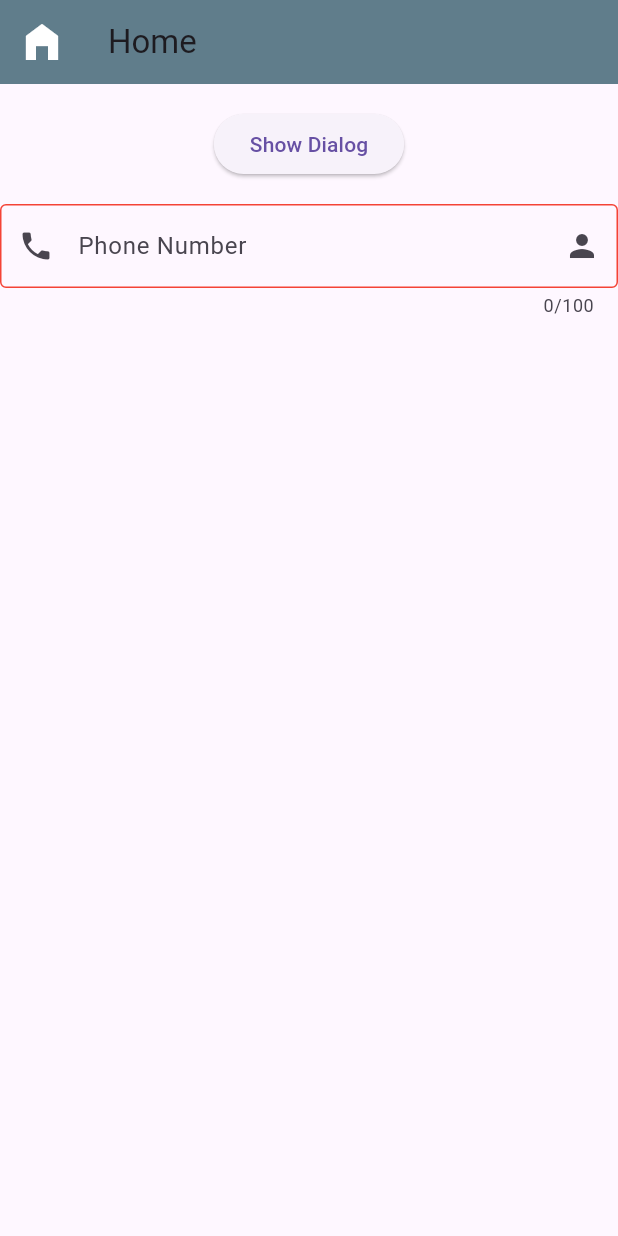
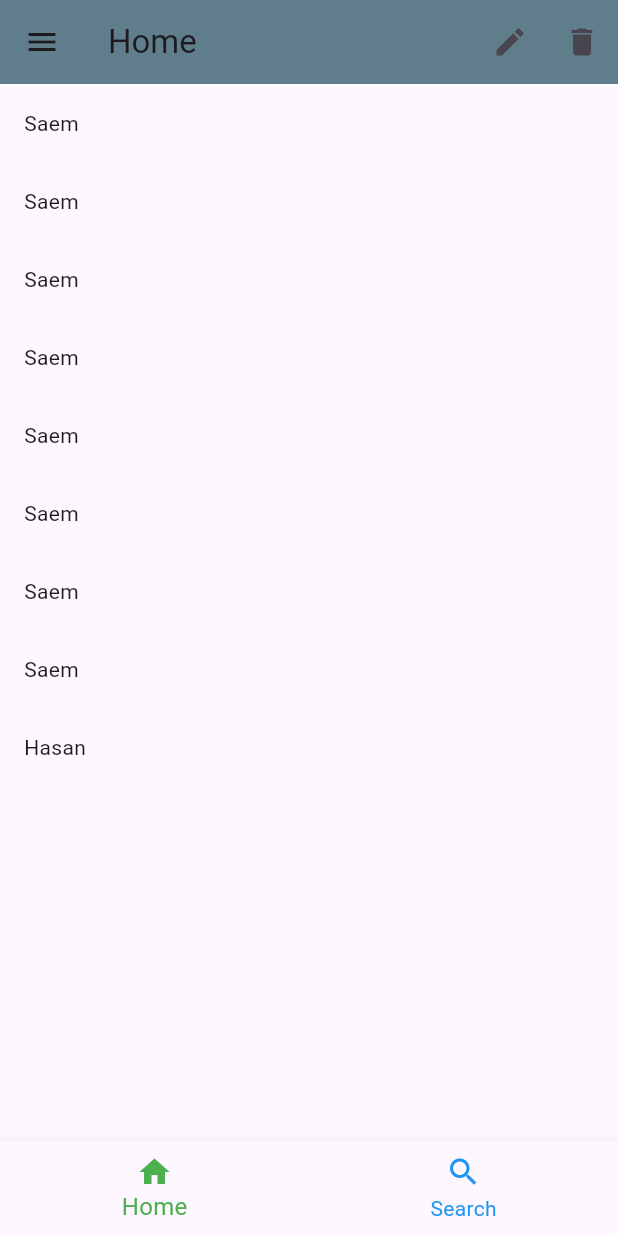
Before and after one commit to saem10/Flutter_2024, a Flutter app: the screen it shows after launch, on a phone screen of 412 x 824 dp. Run offline on Flutter 3.47's test engine with Material 3 defaults, Android fonts, the phone set to English and light mode, and no system bars.

```diff
--- a/lib/main.dart
+++ b/lib/main.dart
@@ -16,99 +16,202 @@ class App extends StatelessWidget {
 }
 
 class Home extends StatelessWidget {
-  const Home({super.key});
+   Home({super.key});
+
+
+  List<String>friedlist=[
+    'Saem',
+    'Saem',
+    'Saem',
+    'Saem',
+    'Saem',
+    'Saem',
+    'Saem',
+    'Saem',
+    'Hasan',
+  ];
 
   @override
   Widget build(BuildContext context) {
     return Scaffold(
       appBar: AppBar(
         title: Text('Home'),
-          leading: Icon(
-            Icons.home_filled,
-            color: Colors.white,
-            size: 32,
+        backgroundColor: Colors.blueGrey,
+        actions: [
+          IconButton(onPressed: () {}, icon: Icon(Icons.edit)),
+          IconButton(onPressed: () {}, icon: Icon(Icons.delete)),
+        ],
+        //leading: Icon(Icons.add),
       ),
+      drawer: Drawer(
+          elevation: 30,
+          shadowColor: Colors.red,
           backgroundColor: Colors.blueGrey,
+          width: 250,
+          child: Column(
+            children: [
+              Text('Saem'),
+              Text('Saem'),
+            ],
+          )),
+      bottomNavigationBar: BottomNavigationBar(
+        currentIndex: 0,
+        selectedItemColor: Colors.green,
+        unselectedItemColor: Colors.blue,
+        selectedFontSize: 16,
+        unselectedFontSize: 14,
+        showUnselectedLabels: true,
+        showSelectedLabels: true,
+        items: [
+          BottomNavigationBarItem(icon: Icon(Icons.home), label: 'Home'),
+          BottomNavigationBarItem(icon: Icon(Icons.search), label: 'Search'),
+        ],
       ),
-        body: Center(
+      /*bottomNavigationBar: NavigationBar(
+        destinations: [
+          NavigationDestination(icon: Icon(Icons.home), label: 'Home'),
+          NavigationDestination(icon: Icon(Icons.search), label: 'Search'),
+        ],
+      ),*/
+      /*body:Scrollbar(
+          child: SingleChildScrollView(
             child: Column(
-            crossAxisAlignment: CrossAxisAlignment.center,
               children: [
-              SizedBox(height: 16,),
-              ElevatedButton(
-                  onPressed: () {
-                    showModalBottomSheet(
-                        barrierColor: Colors.blueGrey.shade100,
-                        backgroundColor: Colors.deepOrange.shade300,
-                        shape: RoundedRectangleBorder(
-                            borderRadius: BorderRadius.circular(8)),
-                        isScrollControlled: false,
-                        useSafeArea: false,
-                        enableDrag: true,
-                        context: context,
-                        builder: (ctx) {
-                          return Column(
-                            children: [
-                              Padding(
-                                padding: EdgeInsets.symmetric(vertical: 16),
-                                child: Row(
-                                  mainAxisAlignment: MainAxisAlignment.center,
-                                  children: [
-                                    Text(
-                                      'Title',
-                                      style: TextStyle(fontSize: 18),
-                                    )
+                Text('Saem Hasan'),
+                Text('Saem Hasan'),
+                Text('Saem Hasan'),
+                Text('Saem Hasan'),
+                Text('Saem Hasan'),
+                Text('Saem Hasan'),
+                Text('Saem Hasan'),
+                Text('Saem Hasan'),
+                Text('Saem Hasan'),
+                Text('Saem Hasan'),
+                Text('Saem Hasan'),
+                Text('Saem Hasan'),
+                Text('Saem Hasan'),
+                Text('Saem Hasan'),
+                Text('Saem Hasan'),
+                Text('Saem Hasan'),
+                Text('Saem Hasan'),
+                Text('Saem Hasan'),
+                Text('Saem Hasan'),
+                Text('Saem Hasan'),
+                Text('Saem Hasan'),
+                Text('Saem Hasan'),
+                Text('Saem Hasan'),
+                Text('Saem Hasan'),
+                Text('Saem Hasan'),
+                Text('Saem Hasan'),
+                Text('Saem Hasan'),
+                Text('Saem Hasan'),
+                Text('Saem Hasan'),
+                Text('Saem Hasan'),
+                Text('Saem Hasan'),
+                Text('Saem Hasan'),
+                Text('Saem Hasan'),
+                Text('Saem Hasan'),
+                Text('Saem Hasan'),
+                Text('Saem Hasan'),
+                Text('Saem Hasan'),
+                Text('Saem Hasan'),
+                Text('Saem Hasan'),
+                Text('Saem Hasan'),
+                Text('Saem Hasan'),
+                Text('Saem Hasan'),
+                Text('Saem Hasan'),
+                Text('Saem Hasan'),
+                Text('Saem Hasan'),
+                Text('Saem Hasan'),
+                Text('Saem Hasan'),
+                Text('Saem Hasan'),
+                Text('Saem Hasan'),
               ],
             ),
           ),
-                              Divider(
-                                height: 10,
-                                thickness: 4,
-                              ),
-                              Text('Sample'),
-                              Row(
+        ),*/
+      body:Scrollbar(
+        thickness: 15,
+        radius: Radius.circular(10),
+        interactive: true,
+        /*child: ListView(
+          scrollDirection: Axis.vertical,
+            reverse: false,
+            padding: EdgeInsets.symmetric(horizontal: 16,vertical: 16),
             children: [
-                                  ElevatedButton(
-                                      onPressed: () {}, child: Text('Save')),
-                                  ElevatedButton(
-                                      onPressed: () {}, child: Text('Cancel')),
+              Text('Saem Hasan'),
+              Text('Saem Hasan'),
+              Text('Saem Hasan'),
+              Text('Saem Hasan'),
+              Text('Saem Hasan'),
+              Text('Saem Hasan'),
+              Text('Saem Hasan'),
+              Text('Saem Hasan'),
+              Text('Saem Hasan'),
+              Text('Saem Hasan'),
+              Text('Saem Hasan'),
+              Text('Saem Hasan'),
+              Text('Saem Hasan'),
+              Text('Saem Hasan'),
+              Text('Saem Hasan'),
+              Text('Saem Hasan'),
+              Text('Saem Hasan'),
+              Text('Saem Hasan'),
+              Text('Saem Hasan'),
+              Text('Saem Hasan'),
+              Text('Saem Hasan'),
+              Text('Saem Hasan'),
+              Text('Saem Hasan'),
+              Text('Saem Hasan'),
+              Text('Saem Hasan'),
+              Text('Saem Hasan'),
+              Text('Saem Hasan'),
+              Text('Saem Hasan'),
+              Text('Saem Hasan'),
+              Text('Saem Hasan'),
+              Text('Saem Hasan'),
+              Text('Saem Hasan'),
+              Text('Saem Hasan'),
+              Text('Saem Hasan'),
+              Text('Saem Hasan'),
+              Text('Saem Hasan'),
+              Text('Saem Hasan'),
+              Text('Saem Hasan'),
+              Text('Saem Hasan'),
+              Text('Saem Hasan'),
+              Text('Saem Hasan'),
+              Text('Saem Hasan'),
+              Text('Saem Hasan'),
+              Text('Saem Hasan'),
+              Text('Saem Hasan'),
+              Text('Saem Hasan'),
+              Text('Saem Hasan'),
+              Text('Saem Hasan'),
+              Text('Saem'),
+              Text('Saem'),
+              Text('Saem'),
+              Text('Saem'),
+              Text('Saem'),
+              Text('Saem'),
+              Text('Saem'),
+              Text('Saem'),
+              Text('Saem'),
+              Text('Saem'),
+              Text('Saem'),
+              Text('Saem'),
+              Text('Saem'),
             ],
-                              )
-                            ],
+          ),*/
+
+        child: ListView.builder(
+            itemCount: friedlist.length,
+            itemBuilder: (context,index){
+          return Padding(padding: EdgeInsets.all(16),
+            child: Text(friedlist[index]),
           );
-                        });
-                  },
-                  child: Text('Show Dialog')),
-              SizedBox(height: 16,),
-              TextField(
-                maxLength:100 ,
-
-                // Show the typing value
-                onChanged: (String? value){
-                  print(value);
-                },
-                controller: TextEditingController(),
-                obscureText: true,
-                maxLines:1 ,
-                keyboardType: TextInputType.number,
-                enabled: true,
-                decoration: InputDecoration(hintText: 'Phone',
-                  labelText: 'Phone Number',
-                  //label: Icon(Icons.add),
-                  prefixIcon: Icon(Icons.phone),
-                  suffixIcon: Icon(Icons.person),
-                  //counterText: '',
-                  border: OutlineInputBorder(
-                    borderSide: BorderSide(color: Colors.red)),
-                  enabledBorder: OutlineInputBorder(
-                      borderSide: BorderSide(color: Colors.red)),
-                  focusedBorder:OutlineInputBorder(
-                    borderSide: BorderSide(color: Colors.green,width: 2)),
+        }),
       ),
 
-              ),
-            ],
-          ),
-        ));
+    );
   }
 }
```
Lines whose indentation alone changed are shown as unchanged.
